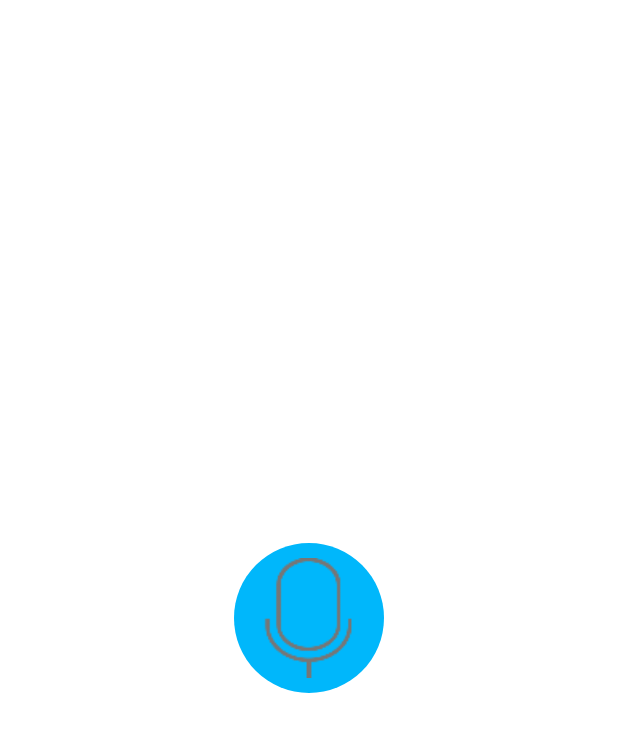
After one commit to liukeling/liukeling, an Android app: the fragment Chat_fragment_buttom_lyj shown on its own in the app's theme, on a phone screen of 412 x 824 dp. The commit adds this screen. Shown: the top 732 px of the screen. Run offline under Robolectric (Android 15) with nearby library versions, the phone set to English and light mode, and no system bars.

Commit message:
聊天界面的fragmentbuttom框架完成

```diff
--- /dev/null
+++ b/src/main/java/com/example/fragments/Chat_fragment_buttom_lyj.java
@@ -0,0 +1,30 @@
+package com.example.fragments;
+
+
+import android.os.Bundle;
+import android.support.v4.app.Fragment;
+import android.view.LayoutInflater;
+import android.view.View;
+import android.view.ViewGroup;
+
+import com.example.copyqq.R;
+
+public class Chat_fragment_buttom_lyj extends Fragment {
+
+
+    private View main_view;
+
+    public Chat_fragment_buttom_lyj() {
+        // Required empty public constructor
+    }
+
+
+    @Override
+    public View onCreateView(LayoutInflater inflater, ViewGroup container,
+                             Bundle savedInstanceState) {
+        main_view = inflater.inflate(R.layout.fragment_chat_fragment_buttom_lyj, container, false);
+        return main_view;
+    }
+
+
+}
--- /dev/null
+++ b/src/main/res/drawable/chat_frame_bottom_maishape.xml
@@ -0,0 +1,5 @@
+<?xml version="1.0" encoding="utf-8"?>
+<shape xmlns:android="http://schemas.android.com/apk/res/android"
+    android:shape="oval">
+    <solid android:color="@color/qinse"/>
+</shape>
--- /dev/null
+++ b/src/main/res/layout/fragment_chat_fragment_buttom_lyj.xml
@@ -0,0 +1,21 @@
+<FrameLayout xmlns:android="http://schemas.android.com/apk/res/android"
+    xmlns:tools="http://schemas.android.com/tools"
+    android:layout_width="match_parent"
+    android:layout_height="match_parent"
+    android:background="@android:color/white"
+    tools:context="com.example.fragments.Chat_fragment_buttom_lyj">
+
+    <RelativeLayout
+        android:layout_width="match_parent"
+        android:layout_height="match_parent">
+
+        <ImageView
+            android:layout_width="100dp"
+            android:layout_height="100dp"
+            android:layout_centerInParent="true"
+            android:background="@drawable/chat_frame_bottom_maishape"
+            android:padding="10dp"
+            android:src="@mipmap/bai_luyin_icon"/>
+    </RelativeLayout>
+
+</FrameLayout>
--- a/src/main/res/values/strings.xml
+++ b/src/main/res/values/strings.xml
@@ -16,7 +16,7 @@
     <string name="paswd_forgets">忘记密码</string>
 
 <!-- TODO: Remove or change this placeholder text -->
-    <string name="hello_blank_fragment">Hello blank fragment</string>
+    <string name="hello_blank_fragment">功能尚在开发中，敬请期待</string>
 
 
 </resources>
```
Also changed, not shown: src/main/java/com/example/copyqq/Chat.java (+38 -11 lines), src/main/java/com/example/fragments/Chat_fragment_buttom_other.java (added, +30 -0 lines), src/main/res/layout/fragment_chat_fragment_buttom_other.xml (added, +19 -0 lines), src/main/res/mipmap-xxhdpi/bai_luyin_icon.png (added), 24 other files.
